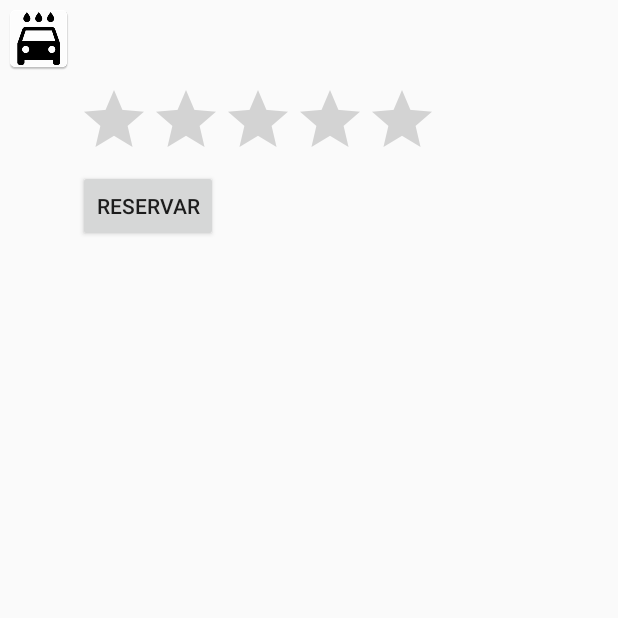
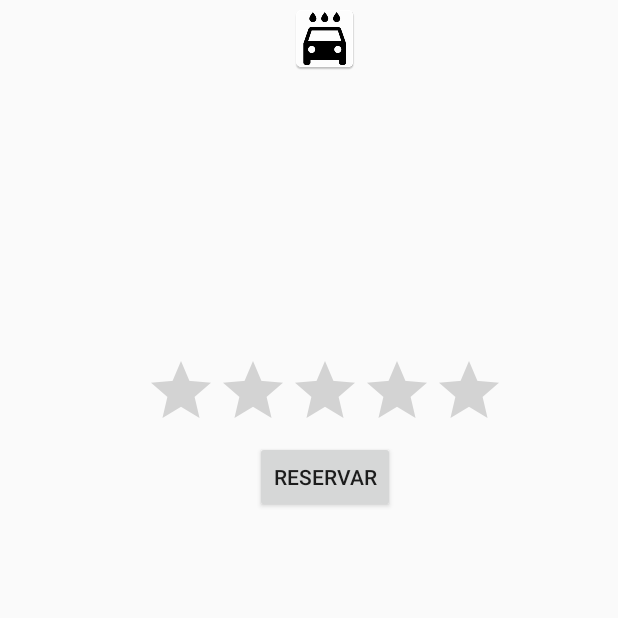
Before and after one commit to Rgameroco/CArWash, an Android app: the PopupCarWash screen opened directly, with no data from a screen before it, on a phone screen of 412 x 824 dp, the top half of it. Run offline under Robolectric (Android 15) with nearby library versions, the phone set to English and light mode, and no system bars.

Commit message:
primer commit antes de los documentos

```diff
--- a/app/src/main/res/layout/popupcarwash1.xml
+++ b/app/src/main/res/layout/popupcarwash1.xml
@@ -1,44 +1,48 @@
 <?xml version="1.0" encoding="utf-8"?>
 <LinearLayout xmlns:android="http://schemas.android.com/apk/res/android"
+    xmlns:app="http://schemas.android.com/apk/res-auto"
     android:layout_width="wrap_content"
     android:layout_height="wrap_content"
     android:orientation="horizontal"
     android:id="@+id/popupprincipal"
     >
 
-    <ImageView
-        android:id="@+id/iconpopup"
-        android:layout_width="wrap_content"
-        android:layout_height="wrap_content"
-        android:layout_gravity="center_horizontal"
-        android:contentDescription="logotipo CarWash"
-        android:padding="2dip"
-        android:src="@mipmap/ic_carwash" />
 
     <LinearLayout
-        android:layout_width="fill_parent"
-        android:layout_height="wrap_content"
+        android:layout_width="434dp"
+        android:layout_height="match_parent"
         android:orientation="vertical">
 
+
+        <ImageView
+            android:id="@+id/iconpopup"
+            android:layout_width="wrap_content"
+            android:layout_height="wrap_content"
+            android:layout_gravity="center_horizontal"
+            android:contentDescription="logotipo CarWash"
+            android:padding="2dip"
+            android:src="@mipmap/ic_carwash" />
 
         <TextView
             android:id="@+id/titlepopup"
             android:layout_width="wrap_content"
             android:layout_height="wrap_content"
+            android:layout_gravity="center_horizontal"
             android:textSize="25sp"
             android:textStyle="bold" />
 
-        <TextView
-            android:id="@+id/snippetpopup"
-            android:layout_width="wrap_content"
-            android:layout_height="wrap_content"
-            android:textSize="15sp"
-            android:textStyle="bold" />
+        <ImageView
+            android:id="@+id/imagengrande"
+            android:layout_width="300dp"
+            android:layout_height="150dp"
+            android:layout_gravity="center_horizontal"
+            android:adjustViewBounds="true" />
 
         <RatingBar
             android:id="@+id/ratingBar"
             android:layout_width="wrap_content"
             android:layout_height="wrap_content"
+            android:layout_gravity="center_horizontal"
             android:numStars="5"
             android:stepSize="1.0"
             android:textAlignment="center" />
@@ -47,6 +51,8 @@
             android:id="@+id/btn_reservar"
             android:layout_width="wrap_content"
             android:layout_height="match_parent"
+            android:layout_gravity="center_horizontal"
             android:text="RESERVAR" />
+
     </LinearLayout>
 </LinearLayout>
--- a/app/src/main/res/values/colors.xml
+++ b/app/src/main/res/values/colors.xml
@@ -1,6 +1,6 @@
 <?xml version="1.0" encoding="utf-8"?>
 <resources>
-    <color name="colorPrimary">#3f51b5</color>
+    <color name="colorPrimary">#7183e8</color>
     <color name="colorPrimaryDark">#303F9F</color>
     <color name="colorAccent">#FF4081</color>
     <color name="darkPrimaryColor">#7B1FA2</color>
```
Also changed, not shown: app/src/main/java/com/example/rgamero/carwash/Ubicacion.java (+5 -5 lines), app/src/main/res/drawable/customize_imagebutton.xml (+4 -3 lines), app/src/main/res/layout/activity_opciones.xml (+21 -17 lines), app/src/main/res/layout/activity_ubicacion.xml (+26 -10 lines), app/src/main/res/drawable-mdpi/popup.jpg (added).
